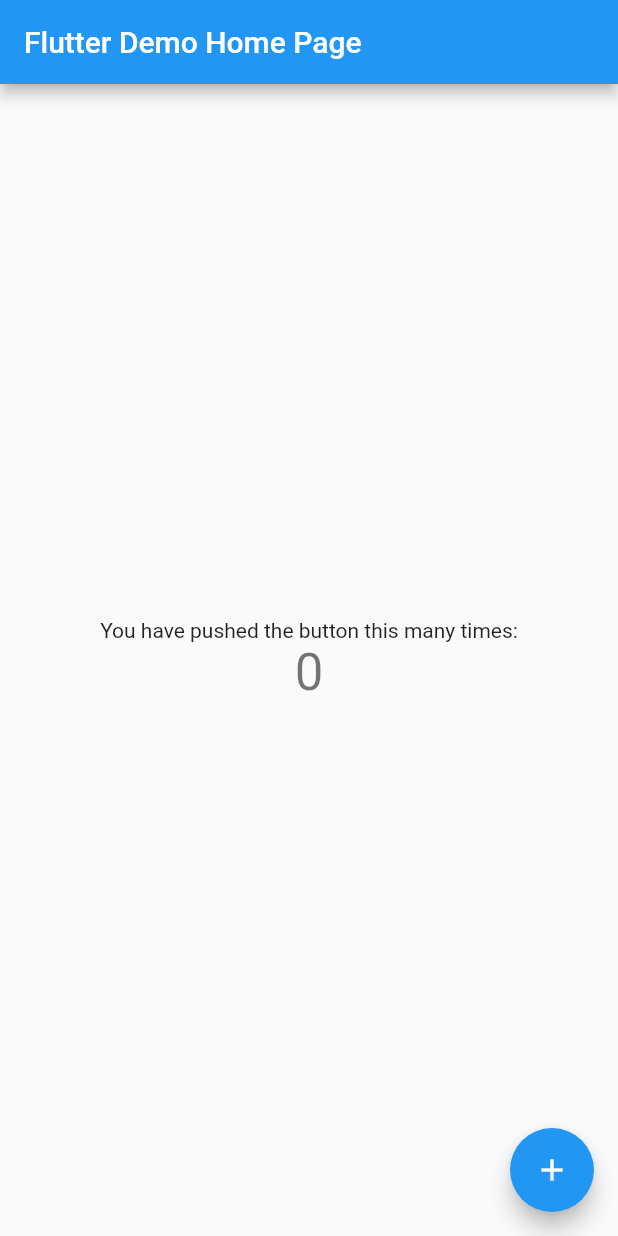
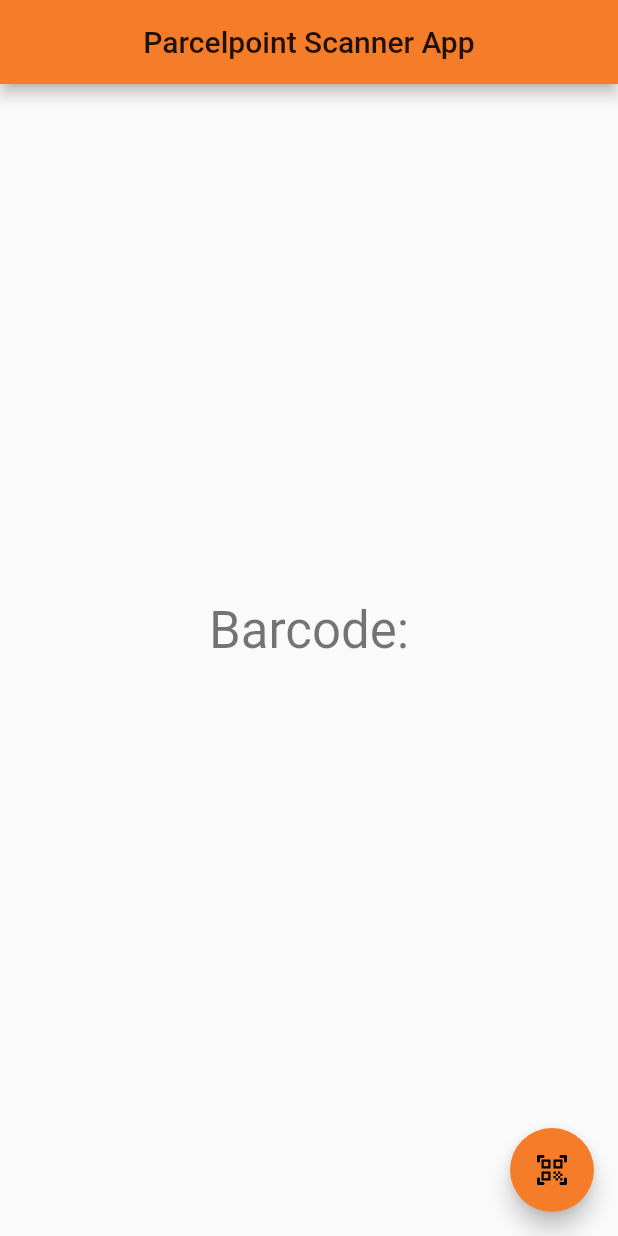
Before and after one commit to jvieirar/flutter_examples, a Flutter app: the screen it shows after launch, on a phone screen of 412 x 824 dp. Run offline on Flutter 3.47's test engine with Material 2 defaults, Android fonts, the phone set to English and light mode, and no system bars; our stand-ins replace flutter_svg, image_picker; missing offline and left inert: barcode_scan, firebase_ml_vision; accounts and stored records are empty.

Commit message:
parclepoint scanner app

```diff
--- a/barcode_scan_app/lib/main.dart
+++ b/barcode_scan_app/lib/main.dart
@@ -1,4 +1,6 @@
 import 'package:flutter/material.dart';
+import 'package:barcode_scan/barcode_scan.dart';
+import 'package:flutter_svg/flutter_svg.dart';
 
 void main() {
   runApp(MyApp());
@@ -9,39 +11,18 @@
   @override
   Widget build(BuildContext context) {
     return MaterialApp(
-      title: 'Flutter Demo',
+      title: 'Parcelpoint Scanner App',
       theme: ThemeData(
-        // This is the theme of your application.
-        //
-        // Try running your application with "flutter run". You'll see the
-        // application has a blue toolbar. Then, without quitting the app, try
-        // changing the primarySwatch below to Colors.green and then invoke
-        // "hot reload" (press "r" in the console where you ran "flutter run",
-        // or simply save your changes to "hot reload" in a Flutter IDE).
-        // Notice that the counter didn't reset back to zero; the application
-        // is not restarted.
-        primarySwatch: Colors.blue,
-        // This makes the visual density adapt to the platform that you run
-        // the app on. For desktop platforms, the controls will be smaller and
-        // closer together (more dense) than on mobile platforms.
+        primarySwatch: Colors.orange,
         visualDensity: VisualDensity.adaptivePlatformDensity,
       ),
-      home: MyHomePage(title: 'Flutter Demo Home Page'),
+      home: MyHomePage(title: 'Parcelpoint Scanner App'),
     );
   }
 }
 
 class MyHomePage extends StatefulWidget {
   MyHomePage({Key key, this.title}) : super(key: key);
-
-  // This widget is the home page of your application. It is stateful, meaning
-  // that it has a State object (defined below) that contains fields that affect
-  // how it looks.
-
-  // This class is the configuration for the state. It holds the values (in this
-  // case the title) provided by the parent (in this case the App widget) and
-  // used by the build method of the State. Fields in a Widget subclass are
-  // always marked "final".
 
   final String title;
 
@@ -50,68 +31,62 @@
 }
 
 class _MyHomePageState extends State<MyHomePage> {
-  int _counter = 0;
+  // properties
+  String _barcode = '';
 
-  void _incrementCounter() {
-    setState(() {
-      // This call to setState tells the Flutter framework that something has
-      // changed in this State, which causes it to rerun the build method below
-      // so that the display can reflect the updated values. If we changed
-      // _counter without calling setState(), then the build method would not be
-      // called again, and so nothing would appear to happen.
-      _counter++;
-    });
+  // methods
+  Future scanBarcode() async {
+    try {
+      ScanResult barcode = await BarcodeScanner.scan();
+      if (mounted) {
+        setState(() {
+          _barcode = barcode.rawContent;
+        });
+      }
+    } catch (e) {
+      setState(() {
+        _barcode = e.toString();
+      });
+    }
   }
 
+  // render
   @override
   Widget build(BuildContext context) {
-    // This method is rerun every time setState is called, for instance as done
-    // by the _incrementCounter method above.
-    //
-    // The Flutter framework has been optimized to make rerunning build methods
-    // fast, so that you can just rebuild anything that needs updating rather
-    // than having to individually change instances of widgets.
     return Scaffold(
       appBar: AppBar(
-        // Here we take the value from the MyHomePage object that was created by
-        // the App.build method, and use it to set our appbar title.
         title: Text(widget.title),
+        centerTitle: true,
+        backgroundColor: Color.fromRGBO(245, 124, 40, 1),
       ),
       body: Center(
-        // Center is a layout widget. It takes a single child and positions it
-        // in the middle of the parent.
         child: Column(
-          // Column is also a layout widget. It takes a list of children and
-          // arranges them vertically. By default, it sizes itself to fit its
-          // children horizontally, and tries to be as tall as its parent.
-          //
-          // Invoke "debug painting" (press "p" in the console, choose the
-          // "Toggle Debug Paint" action from the Flutter Inspector in Android
-          // Studio, or the "Toggle Debug Paint" command in Visual Studio Code)
-          // to see the wireframe for each widget.
-          //
-          // Column has various properties to control how it sizes itself and
-          // how it positions its children. Here we use mainAxisAlignment to
-          // center the children vertically; the main axis here is the vertical
-          // axis because Columns are vertical (the cross axis would be
-          // horizontal).
           mainAxisAlignment: MainAxisAlignment.center,
           children: <Widget>[
             Text(
-              'You have pushed the button this many times:',
+              'Barcode:',
+              style: Theme.of(context).textTheme.headline4,
             ),
             Text(
-              '$_counter',
+              _barcode,
               style: Theme.of(context).textTheme.headline4,
             ),
           ],
         ),
       ),
       floatingActionButton: FloatingActionButton(
-        onPressed: _incrementCounter,
-        tooltip: 'Increment',
-        child: Icon(Icons.add),
-      ), // This trailing comma makes auto-formatting nicer for build methods.
+        onPressed: scanBarcode,
+        tooltip: 'Scan',
+        child: SvgPicture.string(
+          '''<svg xmlns="http://www.w3.org/2000/svg" enable-background="new 0 0 24 24" viewBox="0 0 24 24" fill="black" width="18px" height="18px">
+  <rect fill="none" height="24" width="24" />
+  <path d="M9.5,6.5v3h-3v-3H9.5 M11,5H5v6h6V5L11,5z M9.5,14.5v3h-3v-3H9.5 M11,13H5v6h6V13L11,13z M17.5,6.5v3h-3v-3H17.5 M19,5h-6v6 h6V5L19,5z M13,13h1.5v1.5H13V13z M14.5,14.5H16V16h-1.5V14.5z M16,13h1.5v1.5H16V13z M13,16h1.5v1.5H13V16z M14.5,17.5H16V19h-1.5 V17.5z M16,16h1.5v1.5H16V16z M17.5,14.5H19V16h-1.5V14.5z M17.5,17.5H19V19h-1.5V17.5z M21,7L21,7c-0.55,0-1-0.45-1-1V4h-2 c-0.55,0-1-0.45-1-1v0c0-0.55,0.45-1,1-1h3c0.55,0,1,0.45,1,1v3C22,6.55,21.55,7,21,7z M22,21v-3c0-0.55-0.45-1-1-1h0 c-0.55,0-1,0.45-1,1v2h-2c-0.55,0-1,0.45-1,1v0c0,0.55,0.45,1,1,1h3C21.55,22,22,21.55,22,21z M3,22h3c0.55,0,1-0.45,1-1v0 c0-0.55-0.45-1-1-1H4v-2c0-0.55-0.45-1-1-1h0c-0.55,0-1,0.45-1,1v3C2,21.55,2.45,22,3,22z M2,3v3c0,0.55,0.45,1,1,1h0 c0.55,0,1-0.45,1-1V4h2c0.55,0,1-0.45,1-1v0c0-0.55-0.45-1-1-1H3C2.45,2,2,2.45,2,3z" />
+</svg>''',
+        ),
+        backgroundColor: Color.fromRGBO(245, 124, 40, 1),
+      ),
     );
   }
 }
+
+// qr_code_scanner-black-18dp.svg
```
Also changed, not shown: barcode_scan_app/pubspec.yaml (+4 -8 lines), barcode_scan_app/pubspec.lock, 8 other files.
